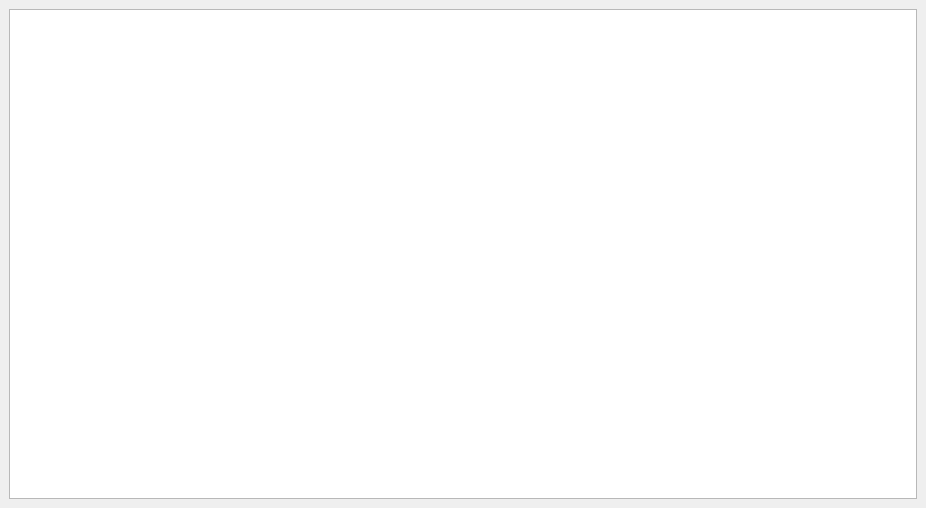
First picture: the form in ui_files/teams.ui, repository PrincePepper/DVFU_Course_work_2020_yeticup, before the edit.
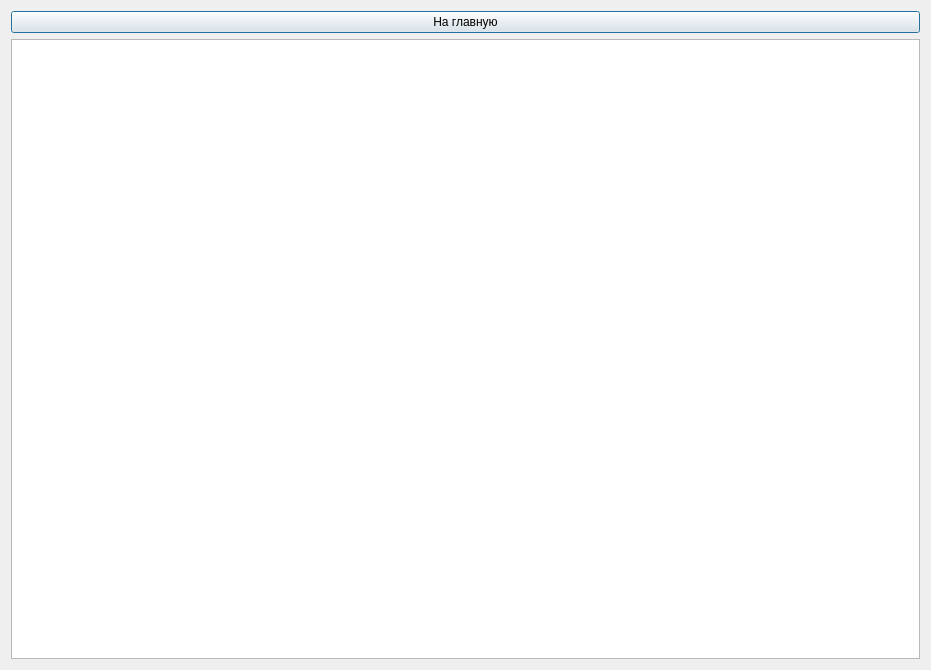
Second picture: the form after the edit.

Commit message: теперь главное окно, списки команд и участников - адаптивные окна

```diff
--- a/ui_files/teams.ui
+++ b/ui_files/teams.ui
@@ -1,52 +1,30 @@
 <?xml version="1.0" encoding="UTF-8"?>
 <ui version="4.0">
- <class>MainWindow</class>
- <widget class="QMainWindow" name="MainWindow">
+ <class>Dialog</class>
+ <widget class="QDialog" name="Dialog">
   <property name="geometry">
    <rect>
     <x>0</x>
     <y>0</y>
-    <width>926</width>
-    <height>508</height>
+    <width>931</width>
+    <height>670</height>
    </rect>
   </property>
   <property name="windowTitle">
    <string>MainWindow</string>
   </property>
-  <widget class="QWidget" name="centralwidget">
-   <property name="maximumSize">
-    <size>
-     <width>1080</width>
-     <height>800</height>
-    </size>
-   </property>
-   <property name="font">
-    <font>
-     <family>Forward</family>
-     <pointsize>10</pointsize>
-     <weight>75</weight>
-     <bold>true</bold>
-    </font>
-   </property>
-   <layout class="QGridLayout" name="gridLayout">
-    <item row="0" column="0">
-     <widget class="QTableWidget" name="table">
-      <attribute name="horizontalHeaderCascadingSectionResizes">
-       <bool>false</bool>
-      </attribute>
-      <attribute name="horizontalHeaderDefaultSectionSize">
-       <number>400</number>
-      </attribute>
-      <attribute name="horizontalHeaderShowSortIndicator" stdset="0">
-       <bool>true</bool>
-      </attribute>
-      <attribute name="horizontalHeaderStretchLastSection">
-       <bool>true</bool>
-      </attribute>
-     </widget>
-    </item>
-   </layout>
-  </widget>
+  <layout class="QVBoxLayout" name="verticalLayout">
+   <item>
+    <widget class="QPushButton" name="to_main_window_button">
+     <property name="text">
+      <string>На главную</string>
+     </property>
+    </widget>
+   </item>
+   <item>
+    <widget class="QTableWidget" name="table"/>
+   </item>
+  </layout>
  </widget>
  <resources/>
  <connections/>
```
Left out of the diff: 2 changed lines with no effect on the pictures. The commit also changes 3 other files.
